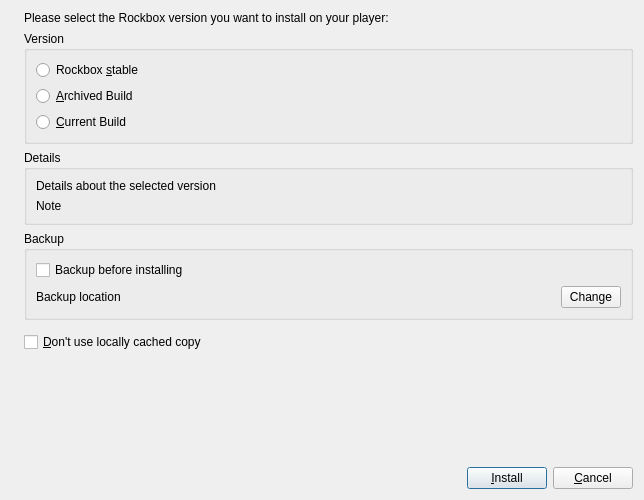
The window that rbutil/rbutilqt/installwindowfrm.ui (Rockbox/rockbox) describes before a commit, drawn with Qt 5.
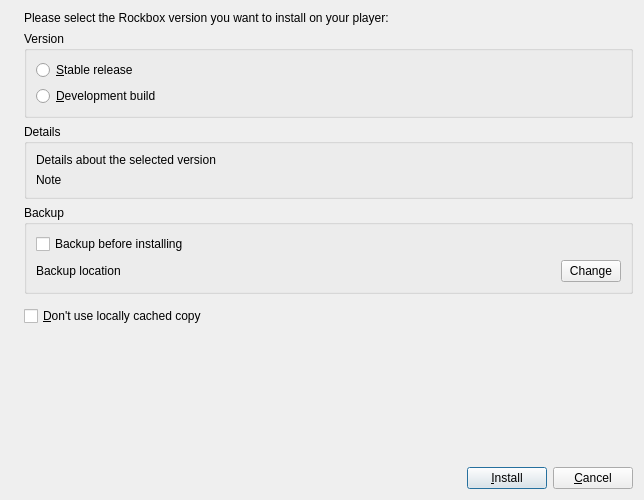
The same window after the commit. Icons and pictures are not drawn.

Commit message:
Remove "daily builds" from Rockbox Utility.
Since Rockbox Utility could only install the most recent "daily build" there is
not much difference to the most recent development build so the option was not
really useful.

Additionally update naming. Former "daily" builds are now "archived builds" and
can get installed manually (if necessary), and "current" builds are renamed to
"development build".

What changed in the file:
```diff
--- a/rbutil/rbutilqt/installwindowfrm.ui
+++ b/rbutil/rbutilqt/installwindowfrm.ui
@@ -48,21 +48,14 @@
       <item>
        <widget class="QRadioButton" name="radioStable" >
         <property name="text" >
-         <string>Rockbox &amp;stable</string>
-        </property>
-       </widget>
-      </item>
-      <item>
-       <widget class="QRadioButton" name="radioArchived" >
-        <property name="text" >
-         <string>&amp;Archived Build</string>
+         <string>&amp;Stable release</string>
         </property>
        </widget>
       </item>
       <item>
        <widget class="QRadioButton" name="radioCurrent" >
         <property name="text" >
-         <string>&amp;Current Build</string>
+         <string>&amp;Development build</string>
         </property>
        </widget>
       </item>
```
Left out of the diff: 5 changed lines with no effect on the pictures. The commit also changes 4 other files.
